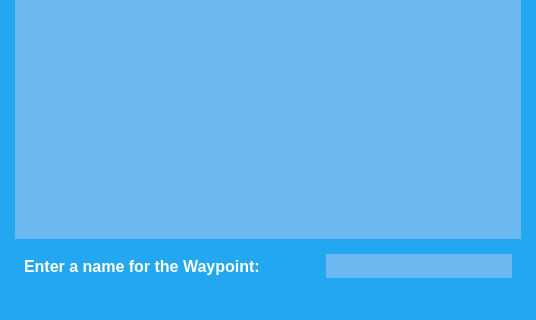
This is costar_instructor/instructor_plugins/ui/waypoint_inner_frame.ui in cpaxton/costar_stack as Qt 5 draws it before an edit; both pictures show x 0 to 536 and y 200 to 520 of the 536 by 520 pixel window. The edited form follows.
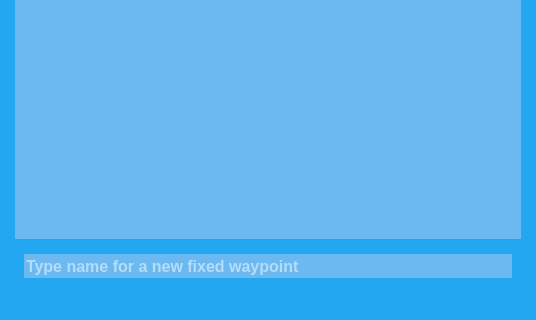
This is the edited form.

Commit message: user notifications substantially improved, info boxes, user visible error messages, resizable waypoint manager

The edit to the form file:
```diff
--- a/costar_instructor/instructor_plugins/ui/waypoint_inner_frame.ui
+++ b/costar_instructor/instructor_plugins/ui/waypoint_inner_frame.ui
@@ -103,29 +103,6 @@
     <widget class="QWidget" name="widget" native="true">
      <layout class="QGridLayout" name="gridLayout_3">
       <item row="0" column="0">
-       <widget class="QLabel" name="label_5">
-        <property name="maximumSize">
-         <size>
-          <width>16777215</width>
-          <height>150</height>
-         </size>
-        </property>
-        <property name="font">
-         <font>
-          <pointsize>12</pointsize>
-          <weight>75</weight>
-          <bold>true</bold>
-         </font>
-        </property>
-        <property name="styleSheet">
-         <string notr="true">color:#ffffff</string>
-        </property>
-        <property name="text">
-         <string>Enter a name for the Waypoint:</string>
-        </property>
-       </widget>
-      </item>
-      <item row="0" column="1">
        <widget class="QLineEdit" name="name_field">
         <property name="minimumSize">
          <size>
@@ -135,7 +112,7 @@
         </property>
         <property name="maximumSize">
          <size>
-          <width>186</width>
+          <width>16777215</width>
           <height>16777215</height>
          </size>
         </property>
@@ -155,6 +132,9 @@
         <property name="frame">
          <bool>false</bool>
         </property>
+        <property name="placeholderText">
+         <string>Type name for a new fixed waypoint</string>
+        </property>
        </widget>
       </item>
      </layout>
```
The commit also changes 8 other files.
